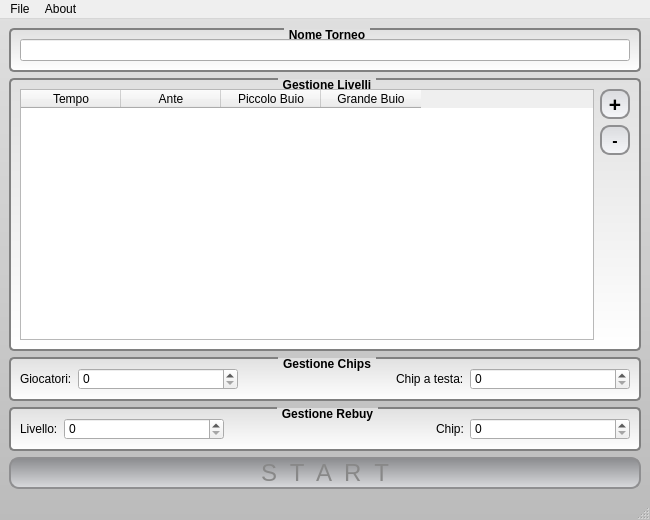
This is MainWindow.ui in kostola/pokertm-desktop as Qt 5 draws it before an edit. The edited form follows.
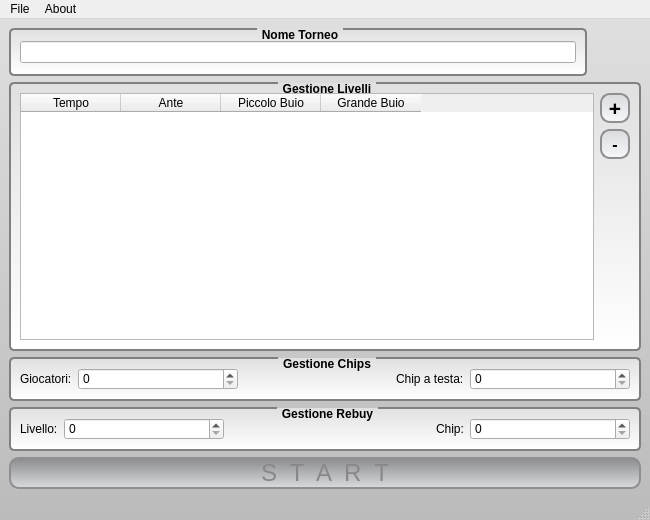
This is the edited form. Icons and pictures are not drawn.

The edit to the form file:
```diff
--- a/MainWindow.ui
+++ b/MainWindow.ui
@@ -49,8 +49,8 @@
 </string>
   </property>
   <widget class="QWidget" name="centralwidget">
-   <layout class="QVBoxLayout" name="verticalLayout_2">
-    <item>
+   <layout class="QGridLayout" name="gridLayout">
+    <item row="0" column="0">
      <widget class="QGroupBox" name="groupBox">
       <property name="title">
        <string>Nome Torneo</string>
@@ -62,7 +62,20 @@
       </layout>
      </widget>
     </item>
-    <item>
+    <item row="0" column="1">
+     <widget class="QLabel" name="label_5">
+      <property name="minimumSize">
+       <size>
+        <width>48</width>
+        <height>48</height>
+       </size>
+      </property>
+      <property name="pixmap">
+       <pixmap resource="data.qrc">:/data/data/chip-red.png</pixmap>
+      </property>
+     </widget>
+    </item>
+    <item row="1" column="0" colspan="2">
      <widget class="QGroupBox" name="groupBox_2">
       <property name="title">
        <string>Gestione Livelli</string>
@@ -170,7 +183,7 @@
       </layout>
      </widget>
     </item>
-    <item>
+    <item row="2" column="0" colspan="2">
      <widget class="QGroupBox" name="groupBox_3">
       <property name="title">
        <string>Gestione Chips</string>
@@ -238,7 +251,7 @@
       </layout>
      </widget>
     </item>
-    <item>
+    <item row="3" column="0" colspan="2">
      <widget class="QGroupBox" name="groupBox_4">
       <property name="title">
        <string>Gestione Rebuy</string>
@@ -306,7 +319,7 @@
       </layout>
      </widget>
     </item>
-    <item>
+    <item row="4" column="0" colspan="2">
      <widget class="QPushButton" name="startButton">
       <property name="enabled">
        <bool>false</bool>
```
Left out of the diff: 4 changed lines with no effect on the pictures.
